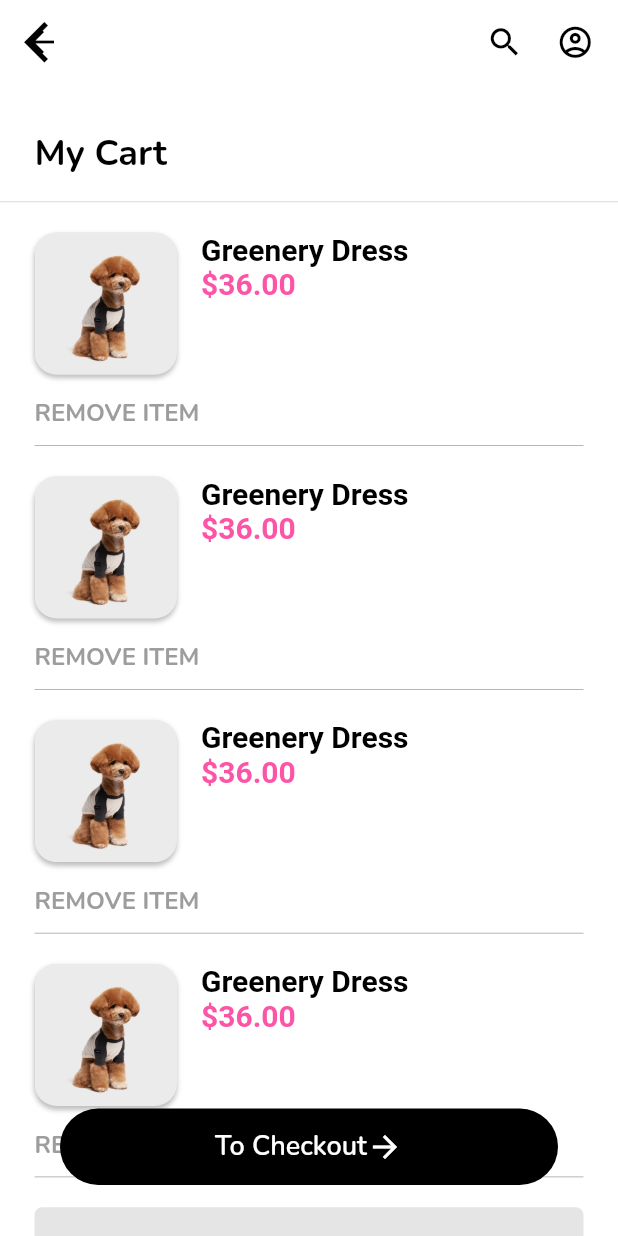
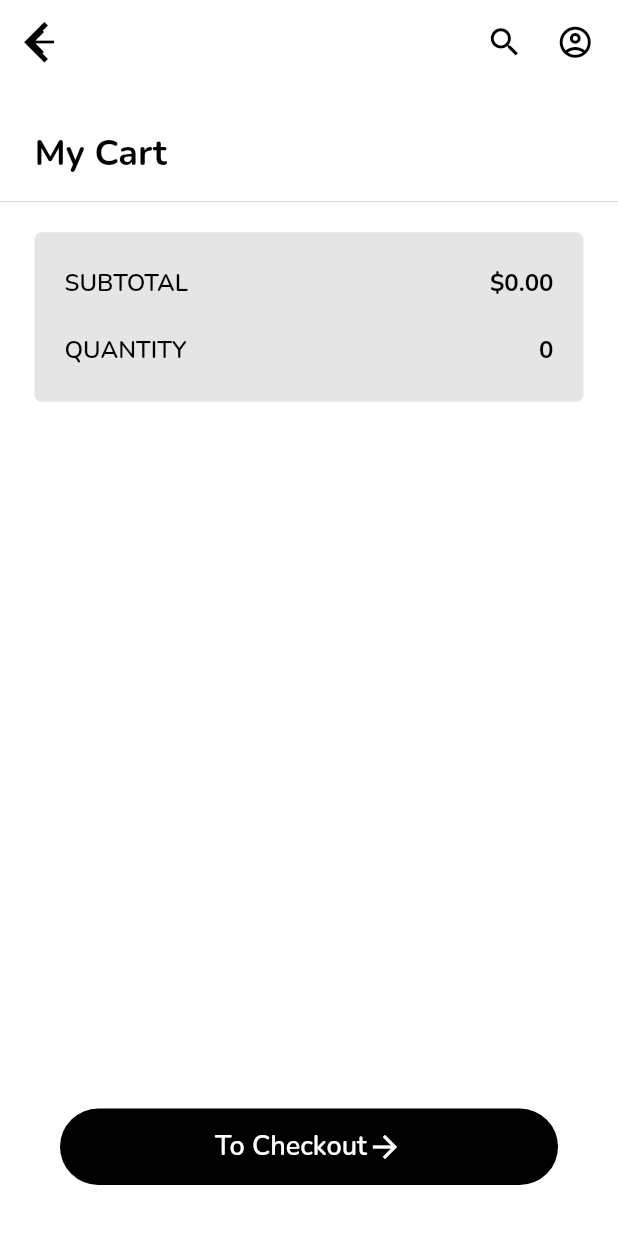
Before and after one commit to josh-umahi/the_basic_concept_app, a Flutter app: the CartScreen screen opened by its route, on a phone screen of 412 x 824 dp. Run offline on Flutter 3.47's test engine with Material 2 defaults, Android fonts, the phone set to English and light mode, and no system bars; our stand-ins replace bloc, equatable, flutter_bloc, shared_preferences; accounts and stored records are empty; network calls fail; Roboto replaces fonts that are missing (Avenir).

Commit message:
Saving this checkpoint before I restructure the app architecture

```diff
--- a/lib/data/models/cart.dart
+++ b/lib/data/models/cart.dart
@@ -19,7 +19,7 @@ class Cart {
     if (quantity == 0) {
       _removeItem(id);
     }
-    CartSharedPreferences.setCartString(_convertCartToString());
+    CartSharedPreferences.setCartString(convertCartToString());
   }
 
   void _removeItem(String id) {
@@ -27,12 +27,13 @@ class Cart {
     _itemCategories.remove(id);
   }
 
-  String _convertCartToString() {
+  String convertCartToString() {
     String cartString = "";
     for (var id in _itemQuantities.keys) {
       cartString += "$id,${_itemQuantities[id]},${_itemCategories[id]}|";
     }
     cartString = cartString.substring(0, cartString.length - 1);
+    // print(cartString);
     return cartString;
   }
 
--- /dev/null
+++ b/lib/data/models/cart_summary.dart
@@ -0,0 +1,42 @@
+import '../../logic/cubit/products_cubit.dart';
+import 'product.dart';
+
+class CartSummary {
+  final ProductsCubit productsCubit;
+  final Map<String, int> itemQuantities;
+  late List<Product> products;
+  late String quantity;
+  late String subtotal;
+
+  CartSummary({
+    required this.productsCubit,
+    required this.itemQuantities,
+  }) {
+    final state = productsCubit.state;
+    if (state is ProductsLoaded) {
+      products = state.products;
+
+      int totalQuantity = itemQuantities.values.toList().fold(
+            0,
+            (totalQuantity, quantityOfItem) => totalQuantity + quantityOfItem,
+          );
+      quantity = totalQuantity.toString();
+
+      double totalPrice = state.products.fold(
+        0,
+        (totalPrice, product) {
+          try {
+            return totalPrice +
+                (itemQuantities[product.id]! * product.priceAsDouble);
+          } catch (e) {
+            throw ("Error occured in CartSummary constructor");
+          }
+        },
+      );
+      subtotal = "\$${totalPrice.toStringAsFixed(2)}";
+    } else {
+      quantity = '';
+      subtotal = '';
+    }
+  }
+}
--- a/lib/data/models/product.dart
+++ b/lib/data/models/product.dart
@@ -45,7 +45,7 @@ class Product extends Equatable {
     return "\$${priceAsDouble.toStringAsFixed(2)}";
   }
 
-  String get category {
+  String get categoryTag {
     switch (categoryAsStr) {
       case "apparel":
         return ItemCategory.APPAREL;
@@ -74,7 +74,7 @@ class Product extends Equatable {
       title: $title
       imageURL: $imageURL
       price: $price
-      category: $category
+      category: $categoryTag
     """;
   }
 }
--- a/lib/logic/cubit/cart_cubit.dart
+++ b/lib/logic/cubit/cart_cubit.dart
@@ -1,15 +1,32 @@
 import 'package:bloc/bloc.dart';
+import 'package:equatable/equatable.dart';
+import 'package:meta/meta.dart';
 
 import '../../data/models/cart.dart';
+import '../../data/models/cart_summary.dart';
 import 'products_cubit.dart';
 
-class CartCubit extends Cubit<Cart> {
+part 'cart_state.dart';
+
+class CartCubit extends Cubit<CartState> {
   final Cart initialCart;
-  late ProductsCubit productsCubit;
+  CartCubit(this.initialCart) : super(CartLoading()) {
+    updateCartCubit(initialCart);
+  }
 
-  CartCubit(this.initialCart) : super(initialCart) {
-    productsCubit = ProductsCubit();
-    // productsCubit = ProductsCubit()
-    //   ..getCartProducts(initialCart.itemCategories);
+  void updateCartCubit(Cart cart) async {
+    final productsCubit = ProductsCubit();
+    await productsCubit.getCartProducts(cart.itemCategories);
+    final state = productsCubit.state;
+
+    if (state is ProductsError) {
+      emit(CartError(state.error));
+    } else {
+      final cartSummary = CartSummary(
+        productsCubit: productsCubit,
+        itemQuantities: cart.itemQuantities,
+      );
+      emit(CartLoaded(cartSummary));
+    }
   }
 }
--- /dev/null
+++ b/lib/logic/cubit/cart_state.dart
@@ -0,0 +1,28 @@
+part of 'cart_cubit.dart';
+
+@immutable
+abstract class CartState extends Equatable {
+  const CartState();
+
+  @override
+  List<Object> get props => [];
+}
+
+class CartLoading extends CartState {
+  const CartLoading();
+}
+
+class CartLoaded extends CartState {
+  final CartSummary cartSummary;
+  const CartLoaded(this.cartSummary);
+
+  @override
+  List<Object> get props => [cartSummary.productsCubit];
+}
+
+class CartError extends CartState {
+  final error;
+  CartError(this.error) {
+    print(error+"sdfghHJ");
+  }
+}
--- a/lib/logic/cubit/product_quantity_cubit.dart
+++ b/lib/logic/cubit/product_quantity_cubit.dart
@@ -8,15 +8,16 @@ class ProductQuantityCubit extends Cubit<int> {
   final String id;
   final String categoryTag;
   final CartCubit cartCubit;
-
   late Cart cart;
+  bool isOnCartScreen;
 
   ProductQuantityCubit({
     required this.id,
     required this.categoryTag,
     required this.cartCubit,
+    this.isOnCartScreen = false,
   }) : super(0) {
-    cart = cartCubit.state;
+    cart = cartCubit.initialCart;
     if (cart.itemQuantities.containsKey(id)) {
       emit(cart.itemQuantities[id] ?? 0);
     }
@@ -24,6 +25,7 @@ class ProductQuantityCubit extends Cubit<int> {
 
   void updateCartItem() {
     cart.changeQuantity(id, state, categoryTag);
+    if (isOnCartScreen) cartCubit.updateCartCubit(cart); // make this cleaner
   }
 
   void increment() {
--- a/lib/main.dart
+++ b/lib/main.dart
@@ -19,14 +19,7 @@ Future main() async {
   runApp(MyApp());
 }
 
-class MyApp extends StatefulWidget {
-  @override
-  _MyAppState createState() => _MyAppState();
-}
-
-class _MyAppState extends State<MyApp> {
-  final _appRouter = AppRouter();
-
+class MyApp extends StatelessWidget {
   @override
   Widget build(BuildContext context) {
     return BlocProvider<CartCubit>(
--- a/lib/view/global_widgets/item_quantity.dart
+++ b/lib/view/global_widgets/item_quantity.dart
@@ -16,11 +16,13 @@ class ItemQuantity extends StatelessWidget {
   final String id;
   final String categoryTag;
   final double width;
+  final bool isOnCartScreen;
 
   const ItemQuantity({
     required this.id,
     required this.categoryTag,
     required this.width,
+    this.isOnCartScreen = false,
   });
 
   @override
@@ -114,6 +116,7 @@ class QuantityButton extends StatelessWidget {
                 ),
           border: customBorders(),
         ),
+        // child: Icon(Icons.delete, color: Colors.black, size: 20,),
         child: Text(
           unicodeString,
           style: TextStyle(
--- a/lib/view/router/app_router.dart
+++ b/lib/view/router/app_router.dart
@@ -7,10 +7,10 @@ class AppRouter {
   static Route generateRoute(RouteSettings settings) {
     switch (settings.name) {
       case '/':
-      //   return MaterialPageRoute(
-      //     builder: (_) => ShopScreen(),
-      //   );
-      // case '/cart':
+        return MaterialPageRoute(
+          builder: (_) => ShopScreen(),
+        );
+      case '/cart':
         return MaterialPageRoute(
           builder: (_) => CartScreen(),
         );
--- a/lib/view/screens/cart/cart_screen.dart
+++ b/lib/view/screens/cart/cart_screen.dart
@@ -1,15 +1,26 @@
 import 'package:flutter/material.dart';
+import 'package:flutter_bloc/flutter_bloc.dart';
+import 'package:the_basic_concept_app/view/global_widgets/item_quantity.dart';
 
 import '../../../constant.dart';
 import '../../global_widgets/custom_texts.dart';
+import '../../global_widgets/loading_linear_progress.dart';
+import '../../global_widgets/internet_error_container.dart';
+import '../../../data/models/product.dart';
+import '../../../logic/cubit/cart_cubit.dart';
 
 part 'widgets/cart_item.dart';
-part 'widgets/cart_summary.dart';
+part 'widgets/cart_summary_container.dart';
 part 'widgets/nav_to_checkout_button.dart';
 
 const heightOfButtonPlusBottomMargin = 85.0;
 
-class CartScreen extends StatelessWidget {
+class CartScreen extends StatefulWidget {
+  @override
+  _CartScreenState createState() => _CartScreenState();
+}
+
+class _CartScreenState extends State<CartScreen> {
   @override
   Widget build(BuildContext context) {
     return Scaffold(
@@ -39,9 +50,7 @@ class CartScreen extends StatelessWidget {
           AppBarSideSizedBox,
         ],
       ),
-      body: Stack(
-        children: [
-          Column(
+      body: Column(
         crossAxisAlignment: CrossAxisAlignment.start,
         children: [
           Container(
@@ -51,24 +60,39 @@ class CartScreen extends StatelessWidget {
             child: HeaderText("My Cart"),
           ),
           Expanded(
-                child: ListView(
+            child: BlocBuilder<CartCubit, CartState>(
+              builder: (context, state) {
+                if (state is CartLoaded) {
+                  return Stack(
+                    children: [
+                      ListView(
                         padding: const EdgeInsets.symmetric(
                           horizontal: ourPaddingHorizontal,
                           vertical: ourPaddingVertical,
                         ),
                         children: [
-                    CartItem(),
-                    CartItem(),
-                    CartItem(),
-                    CartItem(),
-                    CartSummary(),
-                    SizedBox(height: heightOfButtonPlusBottomMargin * 1.4),
-                  ],
+                          ...state.cartSummary.products.map(
+                            (product) => CartItem(product),
                           ),
+                          CartSummaryContainer(
+                            subtotal: state.cartSummary.subtotal,
+                            quantity: state.cartSummary.quantity,
                           ),
+                          SizedBox(
+                              height: heightOfButtonPlusBottomMargin * 1.4,),
                         ],
                       ),
                       NavToCheckoutButton(),
+                    ],
+                  );
+                } else if (state is CartLoading) {
+                  return LoadingLinearProgress();
+                } else {
+                  return InternetErrorContainer();
+                }
+              },
+            ),
+          ),
         ],
       ),
     );
--- a/lib/view/screens/cart/widgets/cart_item.dart
+++ b/lib/view/screens/cart/widgets/cart_item.dart
@@ -1,10 +1,13 @@
 part of '../cart_screen.dart';
 
 class CartItem extends StatelessWidget {
+  final Product product;
+  const CartItem(this.product);
+
   @override
   Widget build(BuildContext context) {
     return Container(
-      margin: const EdgeInsets.only(bottom: 20),
+      margin: const EdgeInsets.only(bottom: ourPaddingVertical),
       decoration: BoxDecoration(
         border: Border(
           bottom: BorderSide(width: 0.5, color: ourDarkGrey),
@@ -32,18 +35,20 @@ class CartItem extends StatelessWidget {
                 child: ClipRRect(
                   borderRadius: BorderRadius.circular(15),
                   child: Image.asset(
-                    'assets/images/a.jpg',
+                    product.imageURL,
                     fit: BoxFit.cover,
                   ),
                 ),
               ),
               SizedBox(width: 16),
-              Column(
-                crossAxisAlignment: CrossAxisAlignment.start,
-                children: [
-                  ProductTitle("Greenery Dress"),
-                  ProductPrice("\$36.00"),
-                ],
+              Expanded(
+                child: Column(
+                  crossAxisAlignment: CrossAxisAlignment.start,
+                  children: [
+                    ProductTitle(product.title),
+                    ProductPrice(product.price),
+                  ],
+                ),
               ),
             ],
           ),
@@ -51,7 +56,12 @@ class CartItem extends StatelessWidget {
           Row(
             mainAxisAlignment: MainAxisAlignment.spaceBetween,
             children: [
-              // ItemQuantity(0, width: 170),
+              ItemQuantity(
+                id: product.id,
+                categoryTag: product.categoryTag,
+                width: 170,
+                isOnCartScreen: true,
+              ),
               GestureDetector(
                 onTap: () {},
                 child: Text(
--- a/lib/view/screens/cart/widgets/cart_summary.dart
+++ b/lib/view/screens/cart/widgets/cart_summary_container.dart
@@ -1,6 +1,13 @@
 part of '../cart_screen.dart';
 
-class CartSummary extends StatelessWidget {
+class CartSummaryContainer extends StatelessWidget {
+  final String subtotal;
+  final String quantity;
+  const CartSummaryContainer({
+    required this.subtotal,
+    required this.quantity,
+  });
+
   @override
   Widget build(BuildContext context) {
     return Container(
@@ -14,8 +21,8 @@ class CartSummary extends StatelessWidget {
       child: Column(
         mainAxisAlignment: MainAxisAlignment.spaceEvenly,
         children: [
-          SummaryItem(title: "SUBTOTAL", result: "\$111.00"),
-          SummaryItem(title: "QUANTITY", result: "3"),
+          SummaryItem(title: "SUBTOTAL", result: subtotal),
+          SummaryItem(title: "QUANTITY", result: quantity),
         ],
       ),
     );
--- a/lib/view/screens/shop/widgets/shop_item.dart
+++ b/lib/view/screens/shop/widgets/shop_item.dart
@@ -8,7 +8,7 @@ class ShopItem extends StatelessWidget {
   Widget build(BuildContext context) {
     return Container(
       width: double.infinity,
-      margin: const EdgeInsets.only(bottom: 20),
+      margin: const EdgeInsets.only(bottom: ourPaddingVertical),
       child: Row(
         crossAxisAlignment: CrossAxisAlignment.start,
         children: [
@@ -47,7 +47,7 @@ class ShopItem extends StatelessWidget {
                   Spacer(),
                   ItemQuantity(
                     id: product.id,
-                    categoryTag: product.category,
+                    categoryTag: product.categoryTag,
                     width: 140,
                   ),
                 ],
--- a/lib/view/screens/shop/widgets/screen_tab_bar.dart
+++ b/lib/view/screens/shop/widgets/shop_tab_bar.dart
@@ -1,9 +1,9 @@
 part of '../shop_screen.dart';
 
-class HeaderTabBar extends StatelessWidget {
+class ShopTabBar extends StatelessWidget {
   final TabController tabController;
   final void Function() onTapEvent;
-  HeaderTabBar({
+  ShopTabBar({
     required this.tabController,
     required this.onTapEvent,
   });
--- a/lib/view/screens/shop/widgets/screen_tab_bar_view.dart
+++ b/lib/view/screens/shop/widgets/shop_tab_bar_view.dart
@@ -1,8 +1,8 @@
 part of '../shop_screen.dart';
 
-class ScreenTabBarView extends StatelessWidget {
+class ShopTabBarView extends StatelessWidget {
   final TabController tabController;
-  const ScreenTabBarView({
+  const ShopTabBarView({
     required this.tabController,
   });
 
```
Also changed, not shown: lib/logic/cubit/products_cubit.dart (+56 -50 lines), lib/view/global_widgets/internet_error_container.dart (added, +28 -0 lines), lib/view/global_widgets/loading_linear_progress.dart (added, +18 -0 lines), lib/view/screens/shop/shop_screen.dart (+6 -4 lines), lib/view/screens/shop/widgets/product_category_tab.dart (+2 -40 lines). Lines whose indentation alone changed are shown as unchanged.
